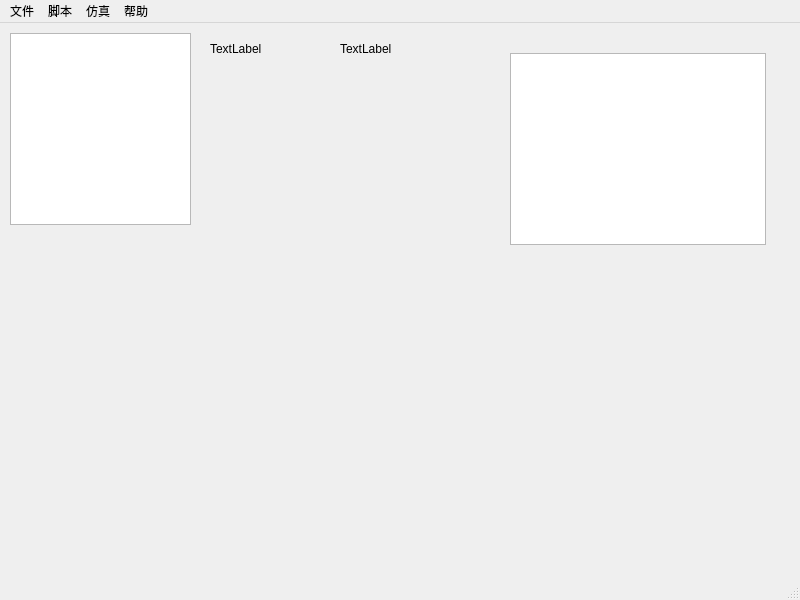
Qt form src/guide_software/mainpage.ui (creeper12356/guide_software) before a commit.
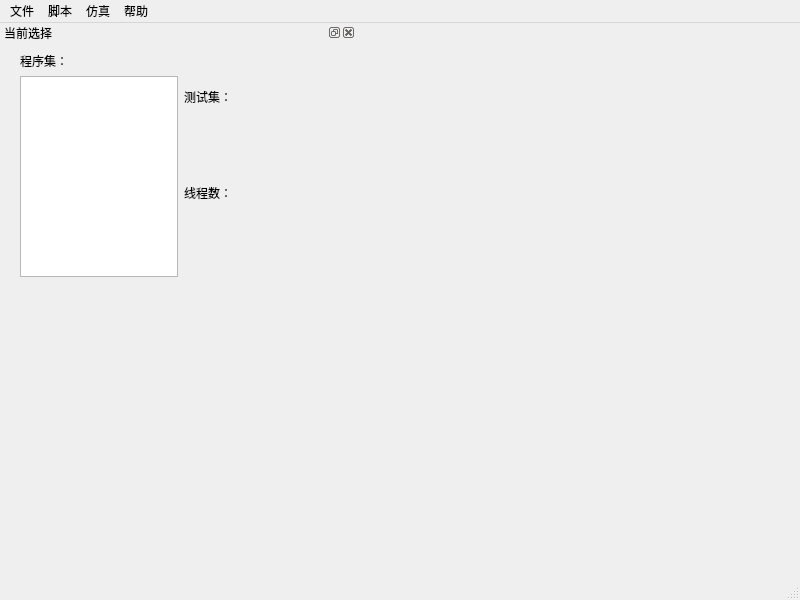
The same form after that commit. Icons and pictures are not drawn.

Diff of the .ui file:
```diff
--- a/src/guide_software/mainpage.ui
+++ b/src/guide_software/mainpage.ui
@@ -16,54 +16,7 @@
   <property name="toolButtonStyle">
    <enum>Qt::ToolButtonIconOnly</enum>
   </property>
-  <widget class="QWidget" name="centralwidget">
-   <widget class="QListView" name="prog_list">
-    <property name="geometry">
-     <rect>
-      <x>10</x>
-      <y>10</y>
-      <width>181</width>
-      <height>192</height>
-     </rect>
-    </property>
-   </widget>
-   <widget class="QLabel" name="test_label">
-    <property name="geometry">
-     <rect>
-      <x>210</x>
-      <y>10</y>
-      <width>111</width>
-      <height>31</height>
-     </rect>
-    </property>
-    <property name="text">
-     <string>TextLabel</string>
-    </property>
-   </widget>
-   <widget class="QLabel" name="thread_num_label">
-    <property name="geometry">
-     <rect>
-      <x>340</x>
-      <y>10</y>
-      <width>111</width>
-      <height>31</height>
-     </rect>
-    </property>
-    <property name="text">
-     <string>TextLabel</string>
-    </property>
-   </widget>
-   <widget class="QTextBrowser" name="textBrowser">
-    <property name="geometry">
-     <rect>
-      <x>510</x>
-      <y>30</y>
-      <width>256</width>
-      <height>192</height>
-     </rect>
-    </property>
-   </widget>
-  </widget>
+  <widget class="QWidget" name="centralwidget"/>
   <widget class="QMenuBar" name="menubar">
    <property name="geometry">
     <rect>
@@ -117,6 +70,113 @@
     <bool>true</bool>
    </property>
   </widget>
+  <widget class="QDockWidget" name="dockWidget">
+   <property name="sizePolicy">
+    <sizepolicy hsizetype="Preferred" vsizetype="Preferred">
+     <horstretch>0</horstretch>
+     <verstretch>0</verstretch>
+    </sizepolicy>
+   </property>
+   <property name="minimumSize">
+    <size>
+     <width>356</width>
+     <height>275</height>
+    </size>
+   </property>
+   <property name="maximumSize">
+    <size>
+     <width>356</width>
+     <height>275</height>
+    </size>
+   </property>
+   <property name="windowTitle">
+    <string>当前选择</string>
+   </property>
+   <attribute name="dockWidgetArea">
+    <number>1</number>
+   </attribute>
+   <widget class="QWidget" name="dockWidgetContents">
+    <widget class="QWidget" name="">
+     <property name="geometry">
+      <rect>
+       <x>20</x>
+       <y>10</y>
+       <width>321</width>
+       <height>225</height>
+      </rect>
+     </property>
+     <layout class="QHBoxLayout" name="horizontalLayout_3" stretch="1,1">
+      <item>
+       <layout class="QVBoxLayout" name="verticalLayout_2">
+        <item>
+         <widget class="QLabel" name="label_2">
+          <property name="text">
+           <string>程序集：</string>
+          </property>
+         </widget>
+        </item>
+        <item>
+         <widget class="QListWidget" name="prog_list"/>
+        </item>
+       </layout>
+      </item>
+      <item>
+       <layout class="QVBoxLayout" name="verticalLayout" stretch="1,1,0">
+        <item>
+         <layout class="QHBoxLayout" name="horizontalLayout">
+          <item>
+           <widget class="QLabel" name="label">
+            <property name="text">
+             <string>测试集：</string>
+            </property>
+           </widget>
+          </item>
+          <item>
+           <widget class="QLabel" name="test_label">
+            <property name="text">
+             <string/>
+            </property>
+           </widget>
+          </item>
+         </layout>
+        </item>
+        <item>
+         <layout class="QHBoxLayout" name="horizontalLayout_2">
+          <item>
+           <widget class="QLabel" name="label_3">
+            <property name="text">
+             <string>线程数：</string>
+            </property>
+           </widget>
+          </item>
+          <item>
+           <widget class="QLabel" name="thread_num_label">
+            <property name="text">
+             <string/>
+            </property>
+           </widget>
+          </item>
+         </layout>
+        </item>
+        <item>
+         <spacer name="verticalSpacer">
+          <property name="orientation">
+           <enum>Qt::Vertical</enum>
+          </property>
+          <property name="sizeHint" stdset="0">
+           <size>
+            <width>20</width>
+            <height>40</height>
+           </size>
+          </property>
+         </spacer>
+        </item>
+       </layout>
+      </item>
+     </layout>
+    </widget>
+   </widget>
+  </widget>
   <action name="action_about">
    <property name="text">
     <string>关于</string>
```
